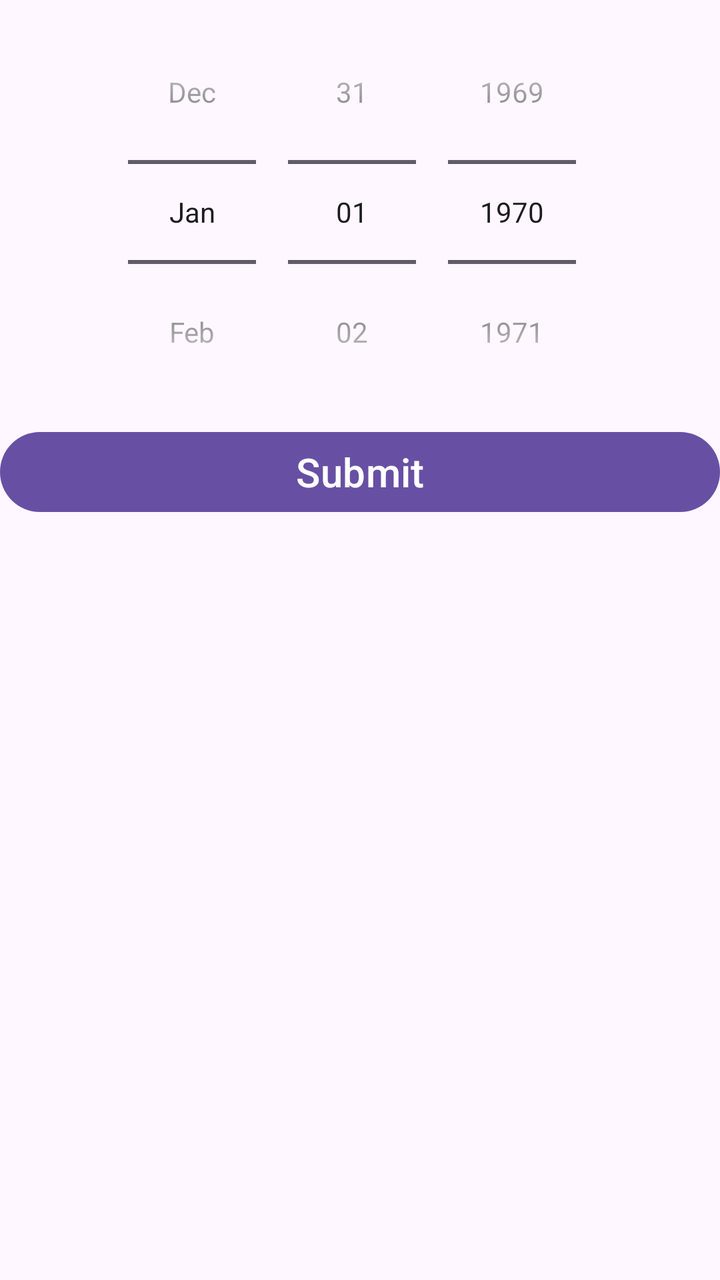
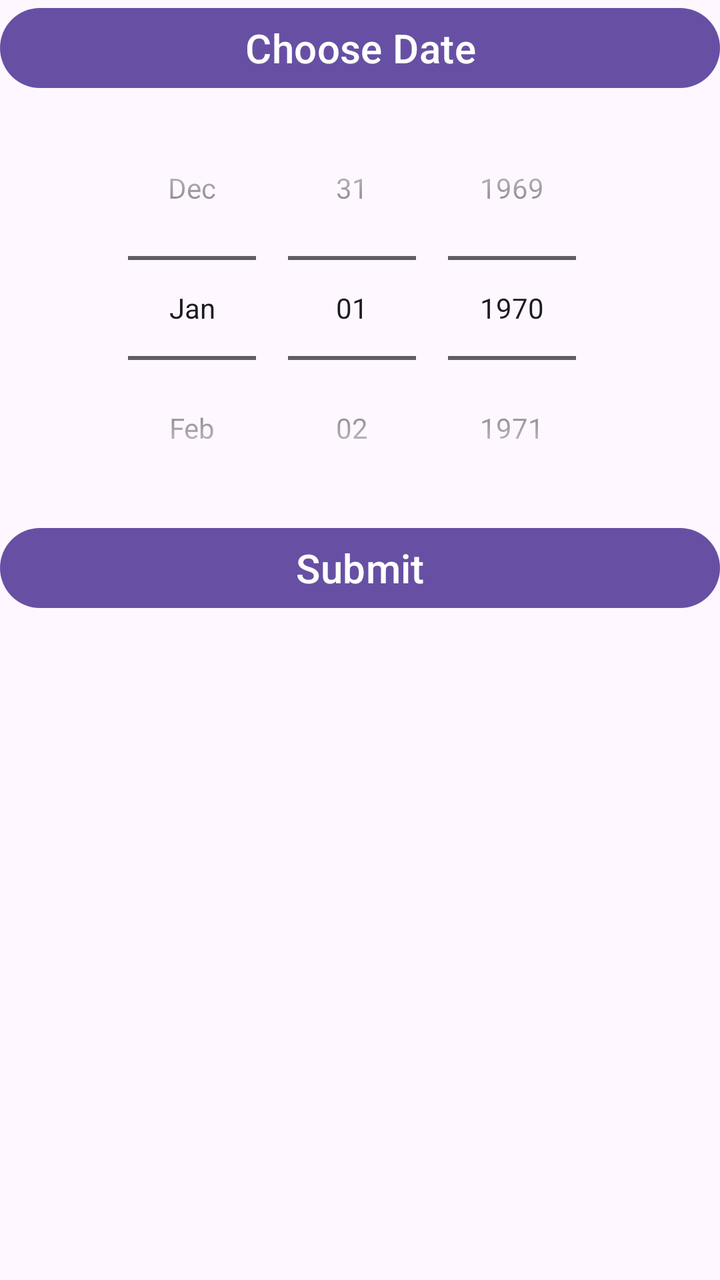

The first picture is an Android layout as it rendered before a commit; the second is the same layout after the commit. The layout source and the unified diff follow.
<!-- AndroidManifest.xml: application theme Theme.MyFirstApp -->
<!-- res/layout/activity_date_picker.xml -->
<?xml version="1.0" encoding="utf-8"?>
<LinearLayout xmlns:android="http://schemas.android.com/apk/res/android"
    android:id="@+id/main"
    android:layout_width="match_parent"
    android:layout_height="match_parent"
    android:orientation="vertical">

    <DatePicker
        android:id="@+id/dialog_date_picker"
        android:layout_width="match_parent"
        android:layout_height="wrap_content"
        android:datePickerMode="spinner"
        android:calendarViewShown="false"
        />

    <Button
        android:id="@+id/btn_submit"
        android:layout_width="match_parent"
        android:layout_height="wrap_content"
        android:text="Submit"
        android:textSize="20sp"
        />

    <TextView
        android:id="@+id/tv_date"
        android:layout_width="match_parent"
        android:layout_height="wrap_content"
        android:textSize="20sp"
        android:textColor="#CA1D1D"
        />

</LinearLayout>
<!-- resources referenced by this layout -->
<resources>
  <style name="Theme.MyFirstApp" parent="Base.Theme.MyFirstApp" />
  <style name="Base.Theme.MyFirstApp" parent="Theme.Material3.DayNight.NoActionBar">
          
          
      </style>
</resources>

<!-- the commit's change to res/layout/activity_date_picker.xml (unified diff, before → after) -->
@@ -5,28 +5,34 @@
     android:layout_height="match_parent"
     android:orientation="vertical">
 
+    
+    <Button
+        android:id="@+id/btn_choose_date"
+        android:layout_width="match_parent"
+        android:layout_height="wrap_content"
+        android:text="Choose Date"
+        android:textSize="20sp"
+        />
+
     <DatePicker
         android:id="@+id/dialog_date_picker"
         android:layout_width="match_parent"
         android:layout_height="wrap_content"
-        android:datePickerMode="spinner"
         android:calendarViewShown="false"
-        />
+        android:datePickerMode="spinner" />
 
     <Button
         android:id="@+id/btn_submit"
         android:layout_width="match_parent"
         android:layout_height="wrap_content"
         android:text="Submit"
-        android:textSize="20sp"
-        />
+        android:textSize="20sp" />
 
     <TextView
         android:id="@+id/tv_date"
         android:layout_width="match_parent"
         android:layout_height="wrap_content"
-        android:textSize="20sp"
         android:textColor="#CA1D1D"
-        />
+        android:textSize="20sp" />
 
 </LinearLayout>
